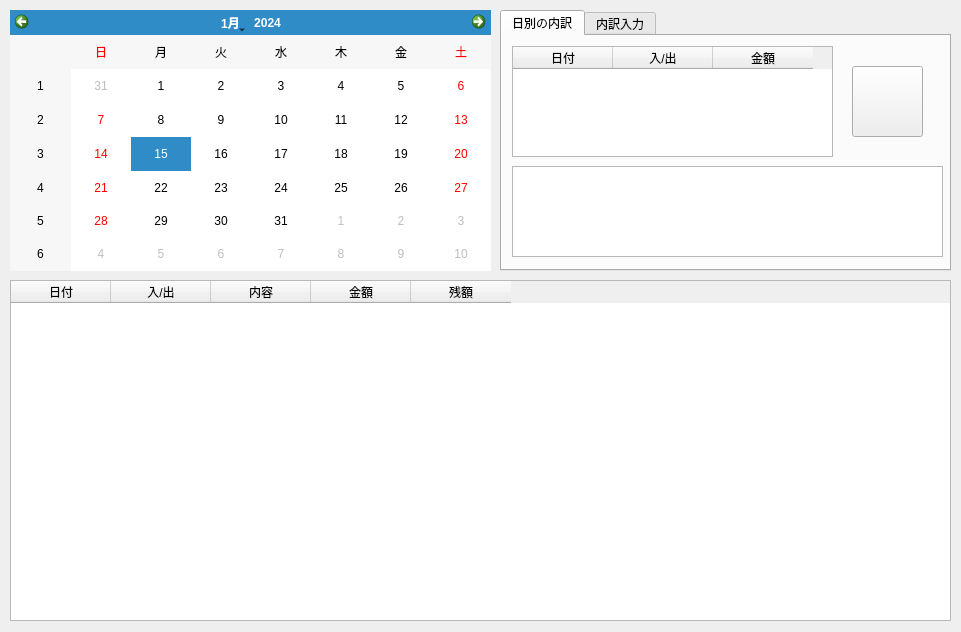
zolotayautka/economie_cpp, file mainqt.ui: the form before one commit.
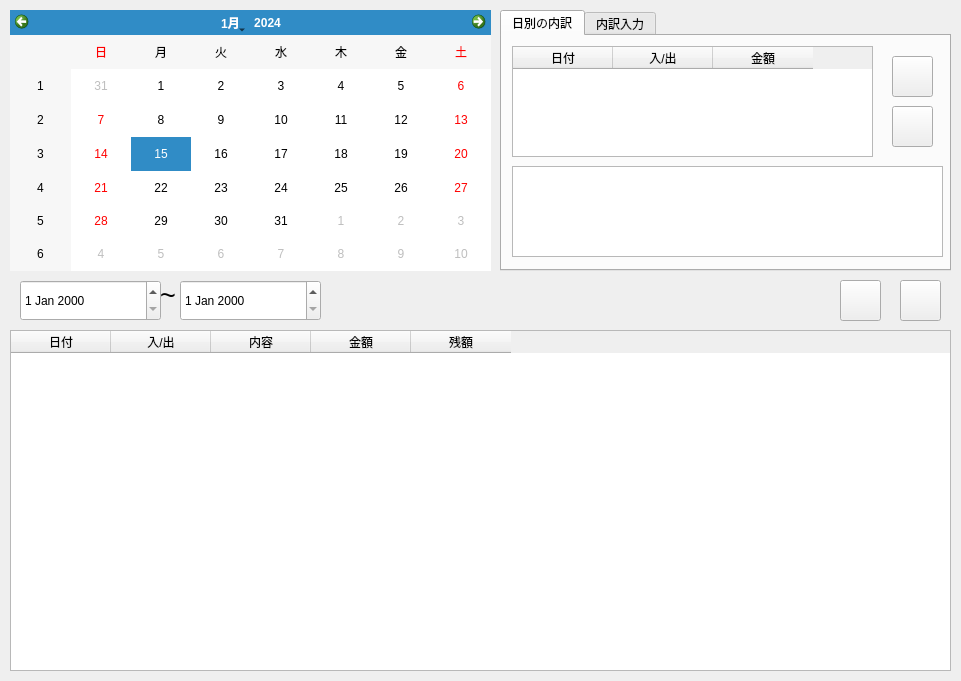
The form after the commit. Icons and pictures are not drawn.

Patch:
```diff
--- a/mainqt.ui
+++ b/mainqt.ui
@@ -7,7 +7,7 @@
     <x>0</x>
     <y>0</y>
     <width>961</width>
-    <height>632</height>
+    <height>681</height>
    </rect>
   </property>
   <property name="windowTitle">
@@ -35,7 +35,7 @@
     <property name="geometry">
      <rect>
       <x>10</x>
-      <y>280</y>
+      <y>330</y>
       <width>941</width>
       <height>341</height>
      </rect>
@@ -87,7 +87,7 @@
        <rect>
         <x>10</x>
         <y>10</y>
-        <width>321</width>
+        <width>361</width>
         <height>111</height>
        </rect>
       </property>
@@ -130,10 +130,10 @@
      <widget class="QPushButton" name="del_btn">
       <property name="geometry">
        <rect>
-        <x>350</x>
-        <y>30</y>
-        <width>71</width>
-        <height>71</height>
+        <x>390</x>
+        <y>70</y>
+        <width>41</width>
+        <height>41</height>
        </rect>
       </property>
       <property name="text">
@@ -144,6 +144,23 @@
         <normaloff>:/imgs/del.png</normaloff>:/imgs/del.png</iconset>
       </property>
      </widget>
+     <widget class="QPushButton" name="modify_btn">
+      <property name="geometry">
+       <rect>
+        <x>390</x>
+        <y>20</y>
+        <width>41</width>
+        <height>41</height>
+       </rect>
+      </property>
+      <property name="text">
+       <string/>
+      </property>
+      <property name="icon">
+       <iconset resource="resource.qrc">
+        <normaloff>:/imgs/modify.png</normaloff>:/imgs/modify.png</iconset>
+      </property>
+     </widget>
     </widget>
     <widget class="QWidget" name="widget">
      <attribute name="title">
@@ -297,6 +314,79 @@
      </widget>
     </widget>
    </widget>
+   <widget class="QPushButton" name="csv_import_btn">
+    <property name="geometry">
+     <rect>
+      <x>840</x>
+      <y>280</y>
+      <width>41</width>
+      <height>41</height>
+     </rect>
+    </property>
+    <property name="text">
+     <string/>
+    </property>
+    <property name="icon">
+     <iconset resource="resource.qrc">
+      <normaloff>:/imgs/import.png</normaloff>:/imgs/import.png</iconset>
+    </property>
+   </widget>
+   <widget class="QPushButton" name="csv_out_btn">
+    <property name="geometry">
+     <rect>
+      <x>900</x>
+      <y>280</y>
+      <width>41</width>
+      <height>41</height>
+     </rect>
+    </property>
+    <property name="text">
+     <string/>
+    </property>
+    <property name="icon">
+     <iconset resource="resource.qrc">
+      <normaloff>:/imgs/out.png</normaloff>:/imgs/out.png</iconset>
+    </property>
+   </widget>
+   <widget class="QDateEdit" name="kara">
+    <property name="geometry">
+     <rect>
+      <x>20</x>
+      <y>280</y>
+      <width>141</width>
+      <height>41</height>
+     </rect>
+    </property>
+   </widget>
+   <widget class="QLabel" name="label_5">
+    <property name="geometry">
+     <rect>
+      <x>160</x>
+      <y>280</y>
+      <width>21</width>
+      <height>31</height>
+     </rect>
+    </property>
+    <property name="font">
+     <font>
+      <pointsize>20</pointsize>
+      <bold>false</bold>
+     </font>
+    </property>
+    <property name="text">
+     <string>~</string>
+    </property>
+   </widget>
+   <widget class="QDateEdit" name="made">
+    <property name="geometry">
+     <rect>
+      <x>180</x>
+      <y>280</y>
+      <width>141</width>
+      <height>41</height>
+     </rect>
+    </property>
+   </widget>
   </widget>
  </widget>
  <resources>
```
Left out of the diff: 9 changed lines with no effect on the pictures.
